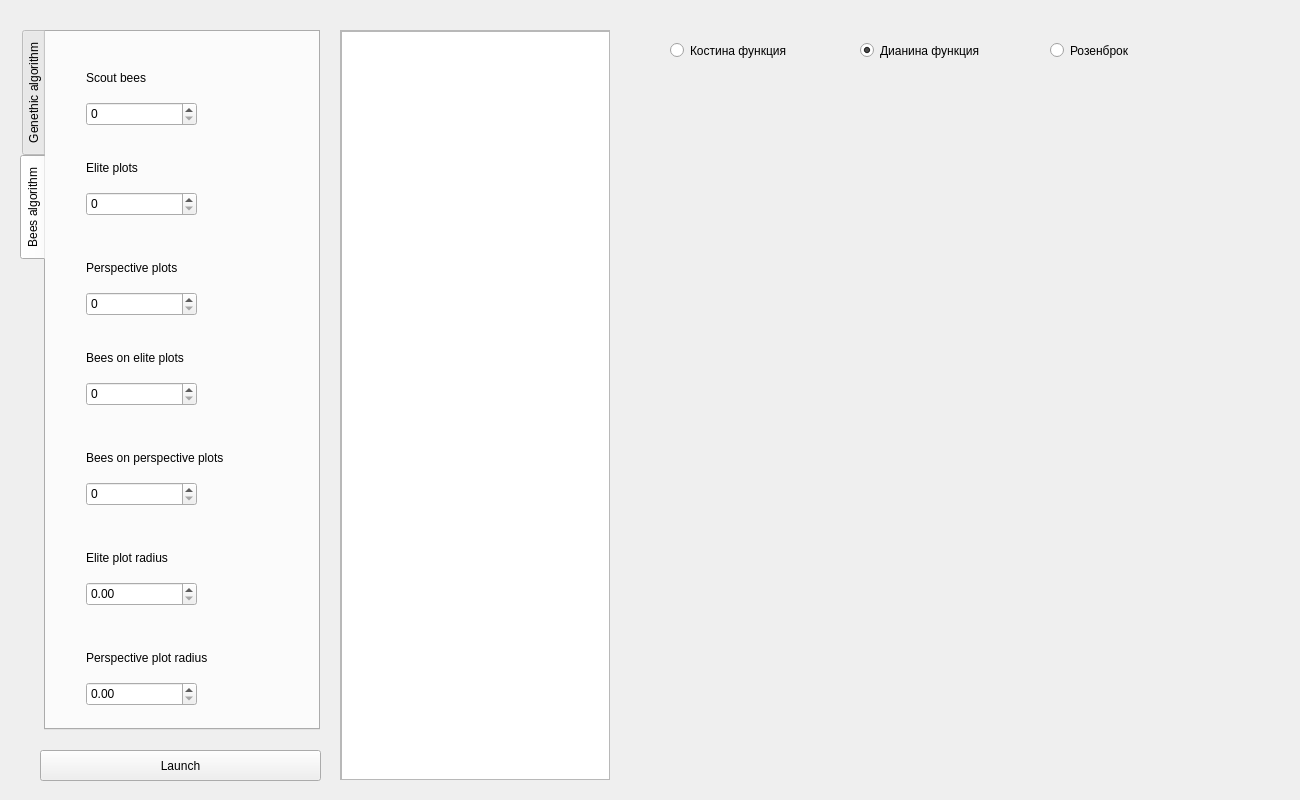
Old version of the form GenAlgo/gui.ui in the repository XoneKone/GeneticAlgorithms.
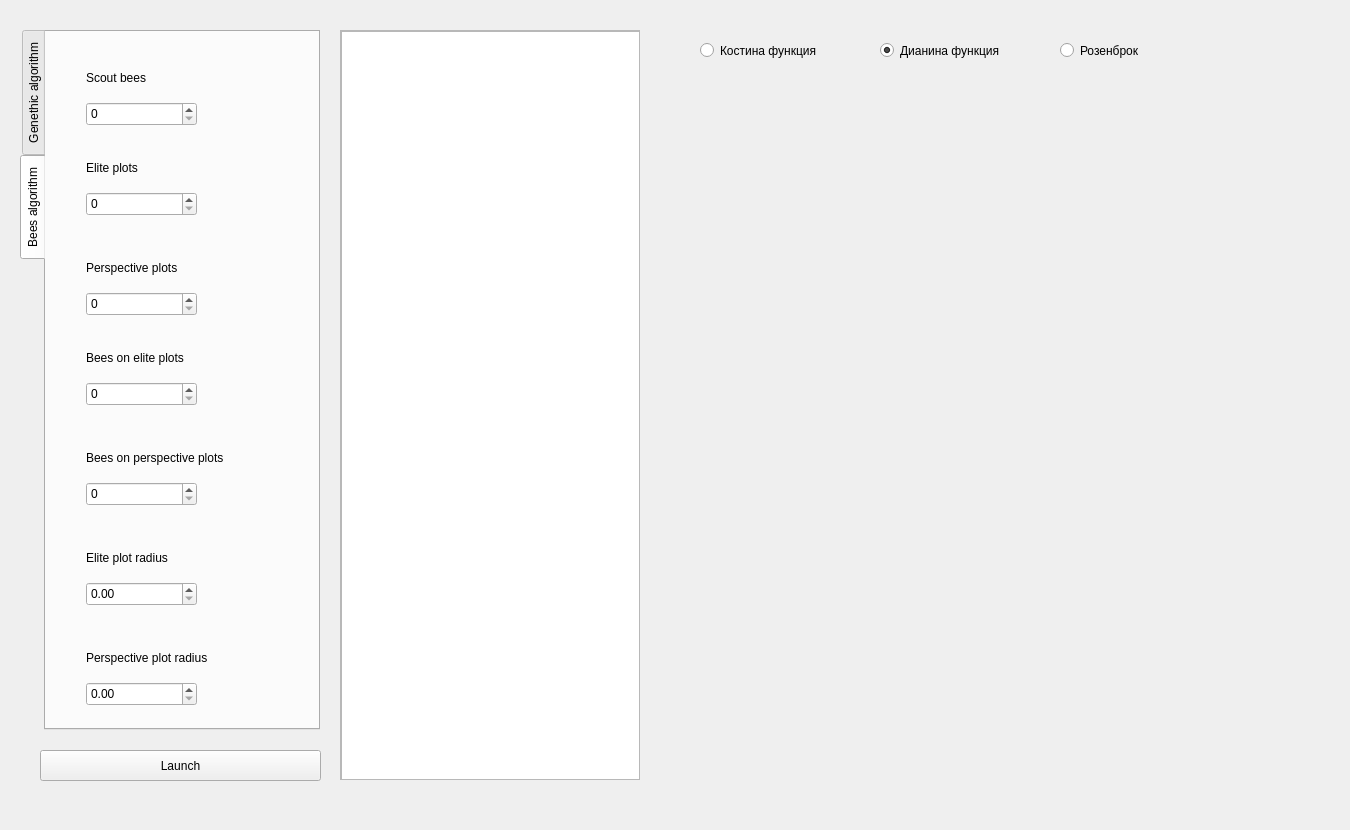
New version of the form.

What changed in the file:
```diff
--- a/GenAlgo/gui.ui
+++ b/GenAlgo/gui.ui
@@ -6,8 +6,8 @@
    <rect>
     <x>0</x>
     <y>0</y>
-    <width>1300</width>
-    <height>800</height>
+    <width>1350</width>
+    <height>830</height>
    </rect>
   </property>
   <property name="windowTitle">
@@ -19,7 +19,7 @@
   <widget class="QFrame" name="content_plot">
    <property name="geometry">
     <rect>
-     <x>630</x>
+     <x>680</x>
      <y>80</y>
      <width>650</width>
      <height>700</height>
@@ -270,7 +270,7 @@
     <rect>
      <x>340</x>
      <y>30</y>
-     <width>270</width>
+     <width>300</width>
      <height>750</height>
     </rect>
    </property>
@@ -282,7 +282,7 @@
      <rect>
       <x>0</x>
       <y>0</y>
-      <width>268</width>
+      <width>298</width>
       <height>748</height>
      </rect>
     </property>
@@ -291,7 +291,7 @@
       <rect>
        <x>0</x>
        <y>0</y>
-       <width>270</width>
+       <width>300</width>
        <height>750</height>
       </rect>
      </property>
@@ -301,7 +301,7 @@
   <widget class="QRadioButton" name="khvan">
    <property name="geometry">
     <rect>
-     <x>670</x>
+     <x>700</x>
      <y>40</y>
      <width>151</width>
      <height>21</height>
@@ -314,7 +314,7 @@
   <widget class="QRadioButton" name="shishkina">
    <property name="geometry">
     <rect>
-     <x>860</x>
+     <x>880</x>
      <y>40</y>
      <width>161</width>
      <height>21</height>
@@ -330,7 +330,7 @@
   <widget class="QRadioButton" name="rosenbrock">
    <property name="geometry">
     <rect>
-     <x>1050</x>
+     <x>1060</x>
      <y>40</y>
      <width>131</width>
      <height>21</height>
```
